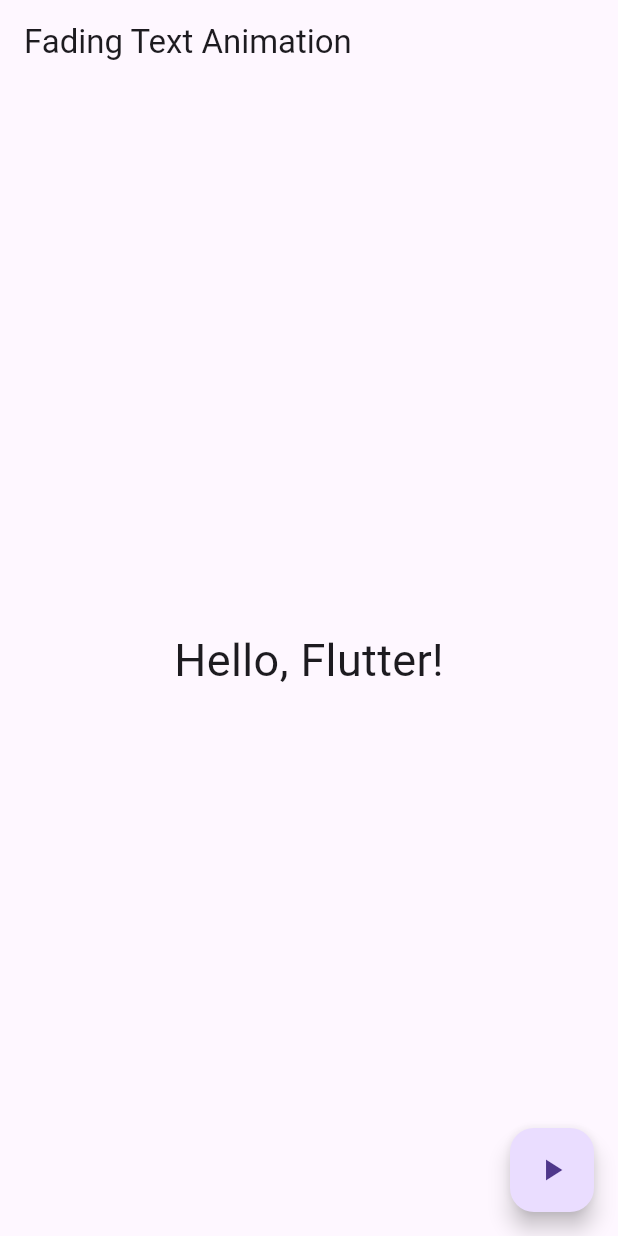
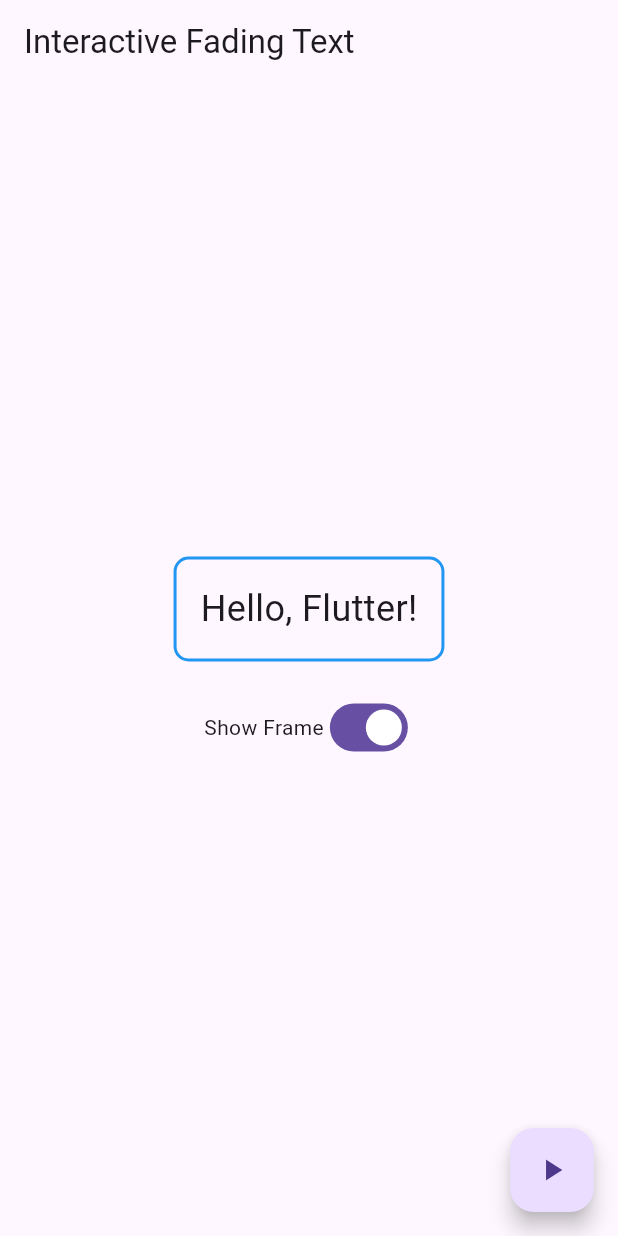
Before and after one commit to HemangShimpi/fading_text, a Flutter app: the screen it shows after launch, on a phone screen of 412 x 824 dp. Run offline on Flutter 3.47's test engine with Material 3 defaults, Android fonts, the phone set to English and light mode, and no system bars.

```diff
--- a/lib/main.dart
+++ b/lib/main.dart
@@ -1,6 +1,8 @@
 import 'package:flutter/material.dart';
 
-void main() => runApp(MyApp());
+void main() {
+  runApp(MyApp());
+}
 
 class MyApp extends StatelessWidget {
   @override
@@ -18,6 +20,7 @@ class FadingTextAnimation extends StatefulWidget {
 
 class _FadingTextAnimationState extends State<FadingTextAnimation> {
   bool _isVisible = true;
+  bool _showFrame = true;
 
   void toggleVisibility() {
     setState(() {
@@ -25,25 +28,56 @@ class _FadingTextAnimationState extends State<FadingTextAnimation> {
     });
   }
 
+  void toggleFrame(bool value) {
+    setState(() {
+      _showFrame = value;
+    });
+  }
+
   @override
   Widget build(BuildContext context) {
     return Scaffold(
-      appBar: AppBar(
-        title: Text('Fading Text Animation'),
+      appBar: AppBar(title: const Text('Interactive Fading Text')),
+      body: Column(
+        mainAxisAlignment: MainAxisAlignment.center,
+        children: [
+          GestureDetector(
+            onTap: toggleVisibility,
+            child: AnimatedOpacity(
+              opacity: _isVisible ? 1.0 : 0.0,
+              duration: const Duration(seconds: 1),
+              curve: Curves.easeInOut,
+              child: Container(
+                padding: const EdgeInsets.all(16),
+                decoration: BoxDecoration(
+                  border: _showFrame
+                      ? Border.all(color: Colors.blue, width: 2)
+                      : null,
+                  borderRadius: BorderRadius.circular(10),
                 ),
-      body: Center(
-        child: AnimatedOpacity(
-          duration: Duration(seconds: 1),
-          opacity: _isVisible ? 1.0 : 0.0,
-          child: Text(
+                child: const Text(
                   'Hello, Flutter!',
-            style: TextStyle(fontSize: 30),
+                  style: TextStyle(fontSize: 24),
                 ),
               ),
             ),
+          ),
+          const SizedBox(height: 20),
+          Row(
+            mainAxisAlignment: MainAxisAlignment.center,
+            children: [
+              const Text('Show Frame'),
+              Switch(
+                value: _showFrame,
+                onChanged: toggleFrame,
+              ),
+            ],
+          ),
+        ],
+      ),
         floatingActionButton: FloatingActionButton(
           onPressed: toggleVisibility,
-        child: Icon(Icons.play_arrow),
+          child: Icon(_isVisible ? Icons.play_arrow : Icons.pause),
         ),
     );
   }
```
Lines whose indentation alone changed are shown as unchanged.
